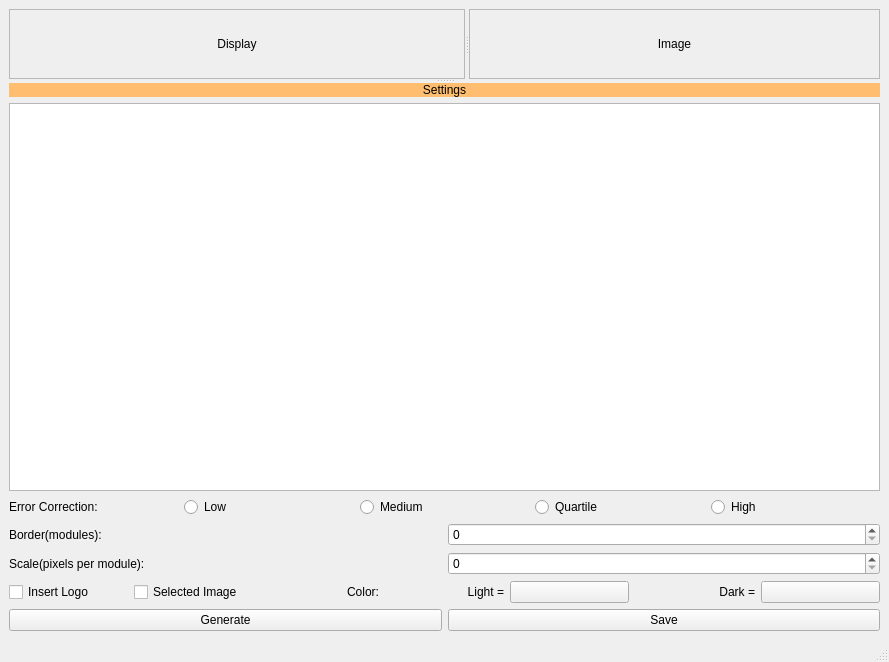
First picture: the form in mainwindow.ui, repository lebrown-lb/qr_code_generator, before the edit.
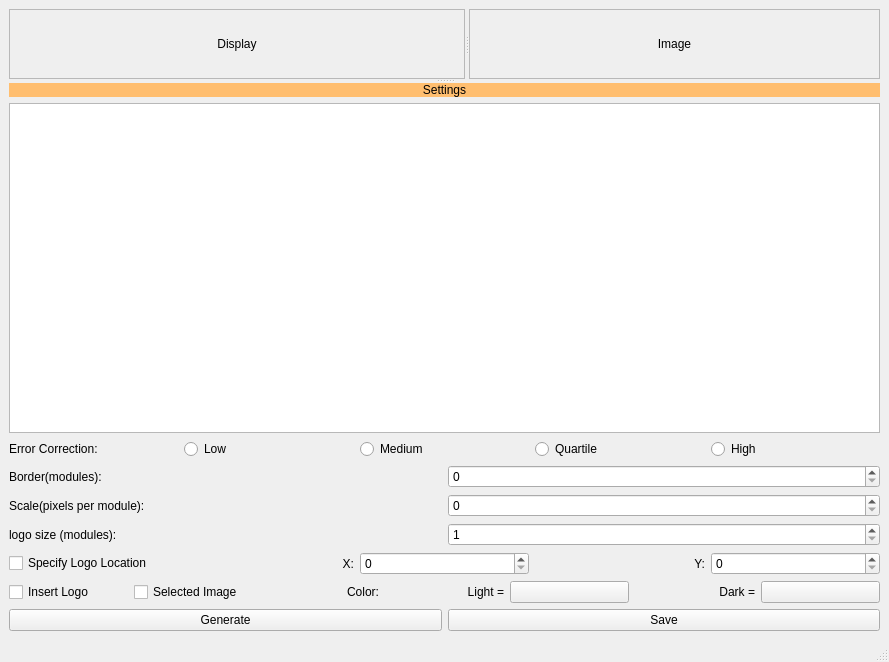
Second picture: the form after the edit. Custom widgets are drawn as their Qt base class.

Commit message: added logo size and position controls

What changed in the file:
```diff
--- a/mainwindow.ui
+++ b/mainwindow.ui
@@ -164,6 +164,69 @@
           </item>
          </layout>
         </item>
+        <item>
+         <layout class="QHBoxLayout" name="horizontalLayout_7">
+          <item>
+           <widget class="QLabel" name="logo_size_lbl">
+            <property name="text">
+             <string>logo size (modules):</string>
+            </property>
+           </widget>
+          </item>
+          <item>
+           <widget class="QSpinBox" name="logo_size_sbox">
+            <property name="minimum">
+             <number>1</number>
+            </property>
+           </widget>
+          </item>
+         </layout>
+        </item>
+        <item>
+         <layout class="QHBoxLayout" name="horizontalLayout_6">
+          <item>
+           <widget class="QCheckBox" name="logo_loc_cb">
+            <property name="text">
+             <string>Specify Logo Location</string>
+            </property>
+           </widget>
+          </item>
+          <item>
+           <widget class="QLabel" name="logo_loc_x_lbl">
+            <property name="text">
+             <string>X:</string>
+            </property>
+            <property name="alignment">
+             <set>Qt::AlignmentFlag::AlignRight|Qt::AlignmentFlag::AlignTrailing|Qt::AlignmentFlag::AlignVCenter</set>
+            </property>
+           </widget>
+          </item>
+          <item>
+           <widget class="QSpinBox" name="logo_loc_x_sbox">
+            <property name="maximum">
+             <number>1920</number>
+            </property>
+           </widget>
+          </item>
+          <item>
+           <widget class="QLabel" name="logo_loc_y_lbl">
+            <property name="text">
+             <string>Y:</string>
+            </property>
+            <property name="alignment">
+             <set>Qt::AlignmentFlag::AlignRight|Qt::AlignmentFlag::AlignTrailing|Qt::AlignmentFlag::AlignVCenter</set>
+            </property>
+           </widget>
+          </item>
+          <item>
+           <widget class="QSpinBox" name="logo_loc_y_sbox">
+            <property name="maximum">
+             <number>1080</number>
+            </property>
+           </widget>
+          </item>
+         </layout>
+        </item>
         <item>
          <layout class="QHBoxLayout" name="horizontalLayout_4">
           <item>
```
Left out of the diff: 16 changed lines with no effect on the pictures. The commit also changes 4 other files.
